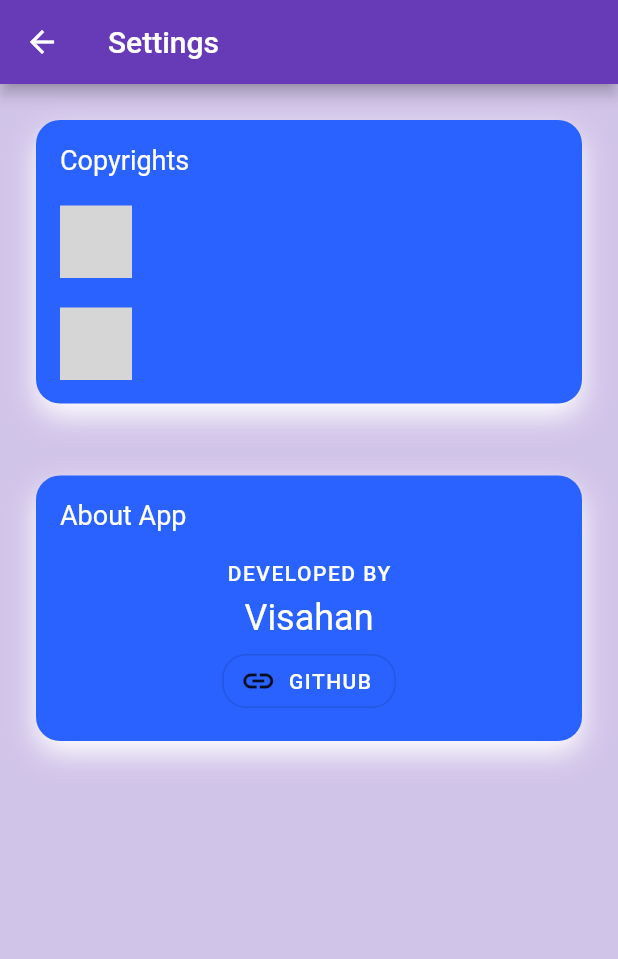
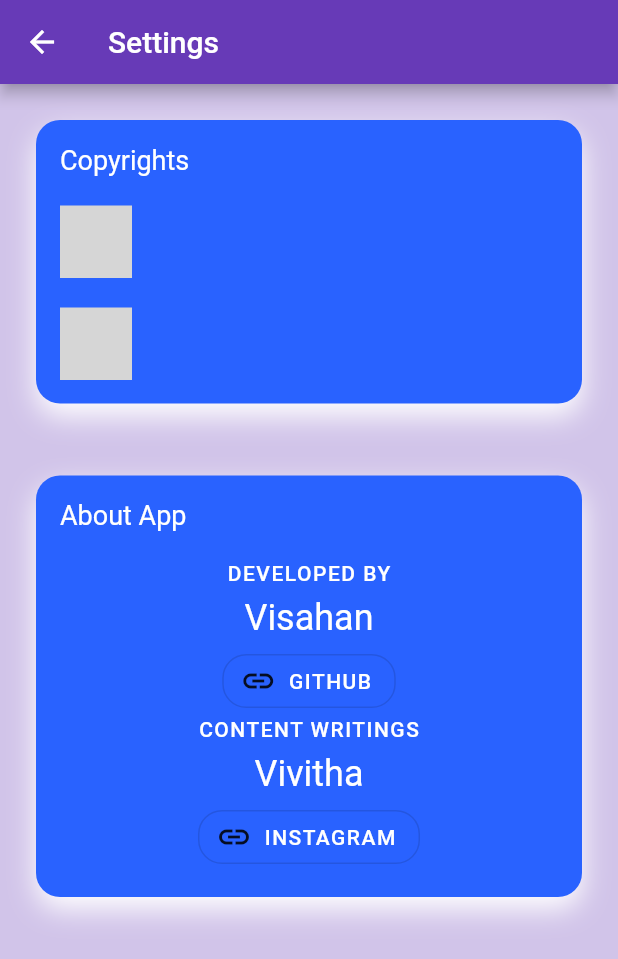
Before and after one commit to VisahanA/disc, a Flutter app: the SettingsPage screen opened directly, on a phone screen of 412 x 824 dp. Shown: the top 959 px of the screen. Run offline on Flutter 3.47's test engine with Material 2 defaults, Android fonts, the phone set to English and light mode, and no system bars; our stand-ins replace confetti, outline_material_icons, pie_chart, share, toast; missing offline and left inert: link, stagehand; network calls fail; Roboto replaces fonts that are missing (ZillaSlab); statements that could not run were skipped; grey boxes are pictures that could not be loaded.

```diff
--- a/lib/screens/discproperties.dart
+++ b/lib/screens/discproperties.dart
@@ -72,7 +72,7 @@ class DiscpropertiesState extends State<Discproperties> {
                     barrierDismissible: false, // user must tap button!
                     builder: (BuildContext context) {
                       return AlertDialog(
-                        title: Text('Domination'),
+                        title: Text('Dominance'),
                         content: SingleChildScrollView(
                           child: ListBody(
                             children: <Widget>[
--- a/lib/screens/settings.dart
+++ b/lib/screens/settings.dart
@@ -65,7 +65,7 @@ class _SettingsPageState extends State<SettingsPage> {
                                   fontSize: 18,
                                   color: Colors.white,
                                 )),
-                            url: 'https://visahan.tk/jotpadprivacypolicy.html',
+                            url: 'https://disc-d4a8a.web.app/discprivacypolicy.html',
                           ),
                         ],
                       ),
@@ -82,7 +82,7 @@ class _SettingsPageState extends State<SettingsPage> {
                                   fontSize: 18,
                                   color: Colors.white,
                                 )),
-                            url: 'https://visahan.tk/termsandcondition.html',
+                            url: 'https://disc-d4a8a.web.app/disctermsandcondtions.html',
                           ),
                         ],
                       ),
@@ -128,6 +128,35 @@ class _SettingsPageState extends State<SettingsPage> {
                           shape: RoundedRectangleBorder(
                               borderRadius: BorderRadius.circular(16)),
                           onPressed: openGitHub,
+                        ),
+                      ),
+                      Center(
+                        child: Text('Content Writings'.toUpperCase(),
+                            style: TextStyle(
+                                color: Colors.white,
+                                fontWeight: FontWeight.w500,
+                                letterSpacing: 1)),
+                      ),
+                      Center(
+                          child: Padding(
+                            padding: const EdgeInsets.only(top: 8.0, bottom: 4.0),
+                            child: Text(
+                              'Vivitha',
+                              style: TextStyle(fontFamily: 'ZillaSlab', fontSize: 24,color: Colors.white),
+                            ),
+                          )),
+                      Container(
+                        alignment: Alignment.center,
+                        child: OutlineButton.icon(
+                          icon: Icon(OMIcons.link),
+                          label: Text('INSTAGRAM',
+                              style: TextStyle(
+                                  fontWeight: FontWeight.w500,
+                                  letterSpacing: 1,
+                                  color: Colors.white)),
+                          shape: RoundedRectangleBorder(
+                              borderRadius: BorderRadius.circular(16)),
+                          onPressed: openInstagram,
                         ),
                       ),
                     ],
@@ -184,5 +213,8 @@ class _SettingsPageState extends State<SettingsPage> {
   void openGitHub() {
     launch('https://www.github.com/VisahanA');
   }
+  void openInstagram() {
+    launch('https://www.instagram.com/stirring_quotes/');
+  }
 
 }
```
Also changed, not shown: lib/screens/disc_quiz.dart (+8 -5 lines), lib/screens/discanalysis.dart (+17 -10 lines), lib/screens/rulebookdisc.dart (+18 -6 lines).
